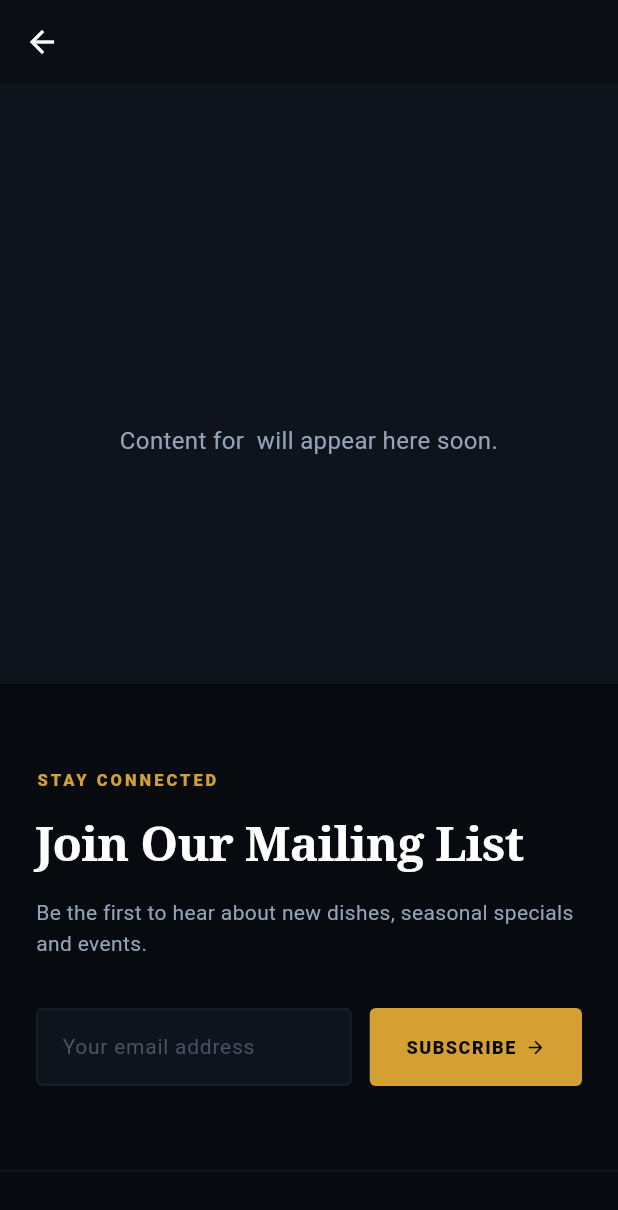
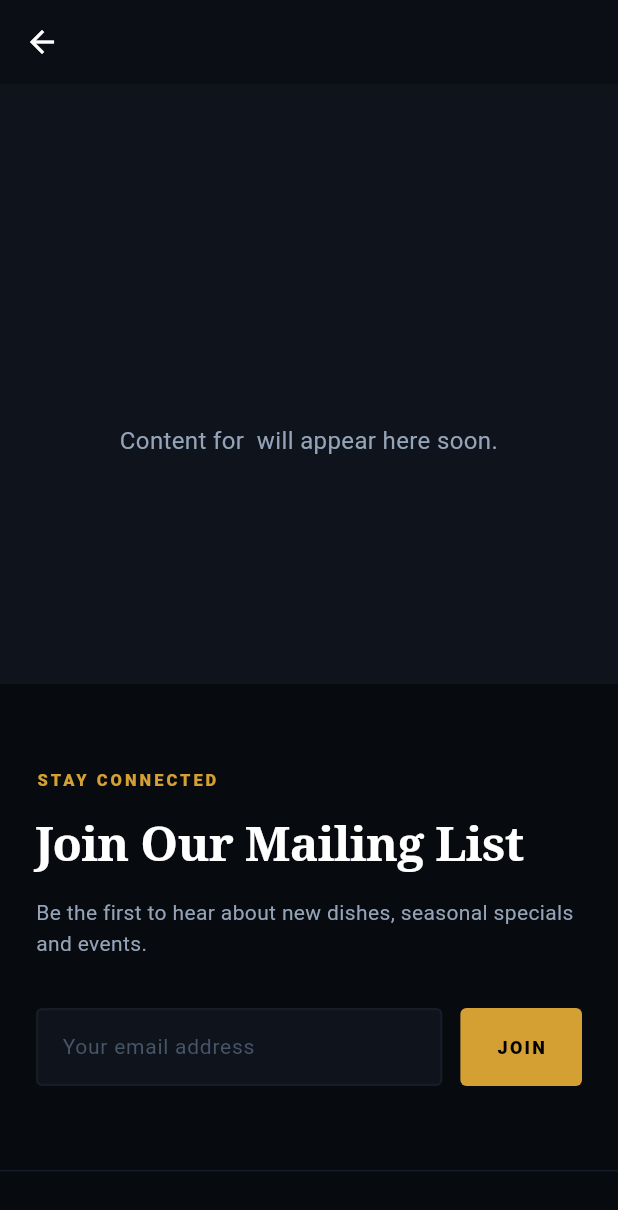
Before and after one commit to Monalisa-XD/aiden_cafe_mobile, a Flutter app: the ContentScreen screen opened directly with empty values, on a phone screen of 412 x 824 dp. Shown: the top 1210 px of the screen. Run offline on Flutter 3.47's test engine with Material 3 defaults, Android fonts, the phone set to English and light mode, and no system bars; our stand-ins replace go_router, shared_preferences; accounts and stored records are empty; network calls fail.

Commit message:
updated footer

```diff
--- a/lib/widgets/shared/footer.dart
+++ b/lib/widgets/shared/footer.dart
@@ -4,7 +4,7 @@ import '../../screens/south_kitchen/south_kitchen_screen.dart';
 import '../../screens/auth/login_screen.dart';
 import '../../screens/content_screen.dart';
 
-class MainFooter extends StatelessWidget {
+class MainFooter extends StatefulWidget {
   final String brandName;
   final String brandDescription;
 
@@ -14,9 +14,26 @@ class MainFooter extends StatelessWidget {
     this.brandDescription = "Authentic South Indian flavors, crafted with love and served with warmth across our four locations.",
   });
 
+  @override
+  State<MainFooter> createState() => _MainFooterState();
+}
+
+class _MainFooterState extends State<MainFooter> {
   static const Color _goldPrimary = Color(0xFFD4A034);
   static const Color _bgDark = Color(0xFF070A0F);
   static const Color _borderDark = Color(0xFF161C28);
+
+  final Set<String> _expandedSections = {};
+
+  void _toggleSection(String title) {
+    setState(() {
+      if (_expandedSections.contains(title)) {
+        _expandedSections.remove(title);
+      } else {
+        _expandedSections.add(title);
+      }
+    });
+  }
 
   @override
   Widget build(BuildContext context) {
@@ -129,30 +146,33 @@ class MainFooter extends StatelessWidget {
                               crossAxisAlignment: CrossAxisAlignment.start,
                               children: [
                                 _buildBrandCol(),
-                                const SizedBox(height: 48),
-                                _buildLinksCol(
+                                const SizedBox(height: 36),
+                                _buildMobileAccordionSection(
                                   context: context,
                                   title: "VISIT US",
                                   links: ["Locations", "Our Story", "Catering", "Gift Cards"],
                                 ),
-                                const SizedBox(height: 32),
-                                _buildLinksCol(
+                                _buildMobileAccordionSection(
                                   context: context,
                                   title: "EXPLORE",
                                   links: ["Menu", "Blog", "Careers", "Contact Us"],
                                 ),
-                                const SizedBox(height: 32),
-                                _buildLinksCol(
+                                _buildMobileAccordionSection(
                                   context: context,
                                   title: "LEGAL",
                                   links: ["Privacy Policy", "Terms of Use", "Feedback", "Admin"],
                                 ),
+                                Divider(color: _borderDark, height: 1, thickness: 1),
                               ],
                             ),
 
-                      SizedBox(height: isDesktop ? 80 : 48),
+                      if (isDesktop) ...[
+                        const SizedBox(height: 80),
                         Divider(color: _borderDark.withValues(alpha: 0.5), height: 1, thickness: 1),
                         const SizedBox(height: 24),
+                      ] else ...[
+                        const SizedBox(height: 36),
+                      ],
 
                       // 3. BOTTOM COPYRIGHT ROW
                       isDesktop
@@ -164,11 +184,11 @@ class MainFooter extends StatelessWidget {
                               ],
                             )
                           : Column(
-                              crossAxisAlignment: CrossAxisAlignment.start,
+                              crossAxisAlignment: CrossAxisAlignment.center,
                               children: [
-                                _buildCopyrightText(),
+                                _buildCopyrightText(textAlign: TextAlign.center),
                                 const SizedBox(height: 12),
-                                _buildPoweredByText(),
+                                _buildPoweredByText(textAlign: TextAlign.center),
                               ],
                             ),
                     ],
@@ -259,27 +279,20 @@ class MainFooter extends StatelessWidget {
             },
             style: ElevatedButton.styleFrom(
               backgroundColor: _goldPrimary,
-              foregroundColor: const Color(0xFF070A0F),
+              foregroundColor: Colors.black,
               padding: const EdgeInsets.symmetric(horizontal: 24),
               shape: RoundedRectangleBorder(
                 borderRadius: BorderRadius.circular(4),
               ),
               elevation: 0,
             ),
-            child: const Row(
-              mainAxisSize: MainAxisSize.min,
-              children: [
-                Text(
-                  "SUBSCRIBE",
+            child: const Text(
+              "JOIN",
               style: TextStyle(
                 fontSize: 12,
                 fontWeight: FontWeight.w900,
-                    letterSpacing: 1.0,
+                letterSpacing: 1.5,
               ),
-                ),
-                SizedBox(width: 6),
-                Icon(Icons.arrow_forward_rounded, size: 14),
-              ],
             ),
           ),
         ),
@@ -298,7 +311,7 @@ class MainFooter extends StatelessWidget {
           mainAxisSize: MainAxisSize.min,
           children: [
             Text(
-              brandName,
+              widget.brandName,
               style: const TextStyle(
                 fontFamily: 'serif',
                 color: Colors.white,
@@ -321,7 +334,7 @@ class MainFooter extends StatelessWidget {
         const SizedBox(height: 20),
         // Description
         Text(
-          brandDescription,
+          widget.brandDescription,
           style: const TextStyle(
             color: Color(0xFF94A3B8),
             fontSize: 13,
@@ -334,11 +347,11 @@ class MainFooter extends StatelessWidget {
           children: [
             _buildSocialButton(Icons.facebook_outlined, "https://facebook.com/placeholder"),
             const SizedBox(width: 10),
-            _buildSocialButton(Icons.camera_alt_outlined, "https://instagram.com/placeholder"), // Instagram rep
+            _buildSocialButton(Icons.camera_alt_outlined, "https://instagram.com/placeholder"),
             const SizedBox(width: 10),
-            _buildSocialButton(Icons.play_circle_outline_rounded, "https://youtube.com/placeholder"), // YouTube rep
+            _buildSocialButton(Icons.play_circle_outline_rounded, "https://youtube.com/placeholder"),
             const SizedBox(width: 10),
-            _buildSocialButton(Icons.close_rounded, "https://x.com/placeholder"), // X / Twitter rep
+            _buildSocialButton(Icons.close_rounded, "https://x.com/placeholder"),
           ],
         ),
       ],
@@ -415,7 +428,7 @@ class MainFooter extends StatelessWidget {
     }
   }
 
-  // --- LINKS COLUMN ---
+  // --- LINKS COLUMN (DESKTOP) ---
   Widget _buildLinksCol({
     required BuildContext context,
     required String title,
@@ -456,11 +469,88 @@ class MainFooter extends StatelessWidget {
     );
   }
 
+  // --- MOBILE ACCORDION SECTION ---
+  Widget _buildMobileAccordionSection({
+    required BuildContext context,
+    required String title,
+    required List<String> links,
+  }) {
+    final isExpanded = _expandedSections.contains(title);
+
+    return Column(
+      crossAxisAlignment: CrossAxisAlignment.start,
+      children: [
+        Divider(color: _borderDark, height: 1, thickness: 1),
+        InkWell(
+          onTap: () => _toggleSection(title),
+          child: Padding(
+            padding: const EdgeInsets.symmetric(vertical: 18.0),
+            child: Row(
+              mainAxisAlignment: MainAxisAlignment.spaceBetween,
+              children: [
+                Text(
+                  title,
+                  style: const TextStyle(
+                    color: _goldPrimary,
+                    fontSize: 11,
+                    fontWeight: FontWeight.w800,
+                    letterSpacing: 1.5,
+                  ),
+                ),
+                AnimatedRotation(
+                  turns: isExpanded ? 0.5 : 0.0,
+                  duration: const Duration(milliseconds: 250),
+                  child: const Icon(
+                    Icons.keyboard_arrow_down_rounded,
+                    color: _goldPrimary,
+                    size: 20,
+                  ),
+                ),
+              ],
+            ),
+          ),
+        ),
+        AnimatedSize(
+          duration: const Duration(milliseconds: 250),
+          curve: Curves.easeInOut,
+          child: isExpanded
+              ? Container(
+                  width: double.infinity,
+                  padding: const EdgeInsets.only(bottom: 12.0),
+                  child: Column(
+                    crossAxisAlignment: CrossAxisAlignment.start,
+                    children: links.map((link) {
+                      return Padding(
+                        padding: const EdgeInsets.only(bottom: 12.0),
+                        child: InkWell(
+                          onTap: () {
+                            _handleNavigation(context, link);
+                          },
+                          child: Text(
+                            link,
+                            style: const TextStyle(
+                              color: Color(0xFF94A3B8),
+                              fontSize: 13,
+                              fontWeight: FontWeight.w500,
+                            ),
+                          ),
+                        ),
+                      );
+                    }).toList(),
+                  ),
+                )
+              : const SizedBox.shrink(),
+        ),
+      ],
+    );
+  }
+
   // --- COPYRIGHT TEXT ---
-  Widget _buildCopyrightText() {
-    return const Text(
+  Widget _buildCopyrightText({TextAlign? textAlign}) {
+    return Text(
       "© 2026 South Kitchen Group. All rights reserved.",
-      style: TextStyle(
+      textAlign: textAlign,
+      style: const TextStyle(
         color: Color(0xFF64748B),
         fontSize: 12,
       ),
@@ -468,8 +558,9 @@ class MainFooter extends StatelessWidget {
   }
 
   // --- POWERED BY TEXT ---
-  Widget _buildPoweredByText() {
+  Widget _buildPoweredByText({TextAlign? textAlign}) {
     return RichText(
+      textAlign: textAlign ?? TextAlign.start,
       text: const TextSpan(
         style: TextStyle(
           color: Color(0xFF64748B),
```
Also changed, not shown: 1 other file. Lines whose indentation alone changed are shown as unchanged.
